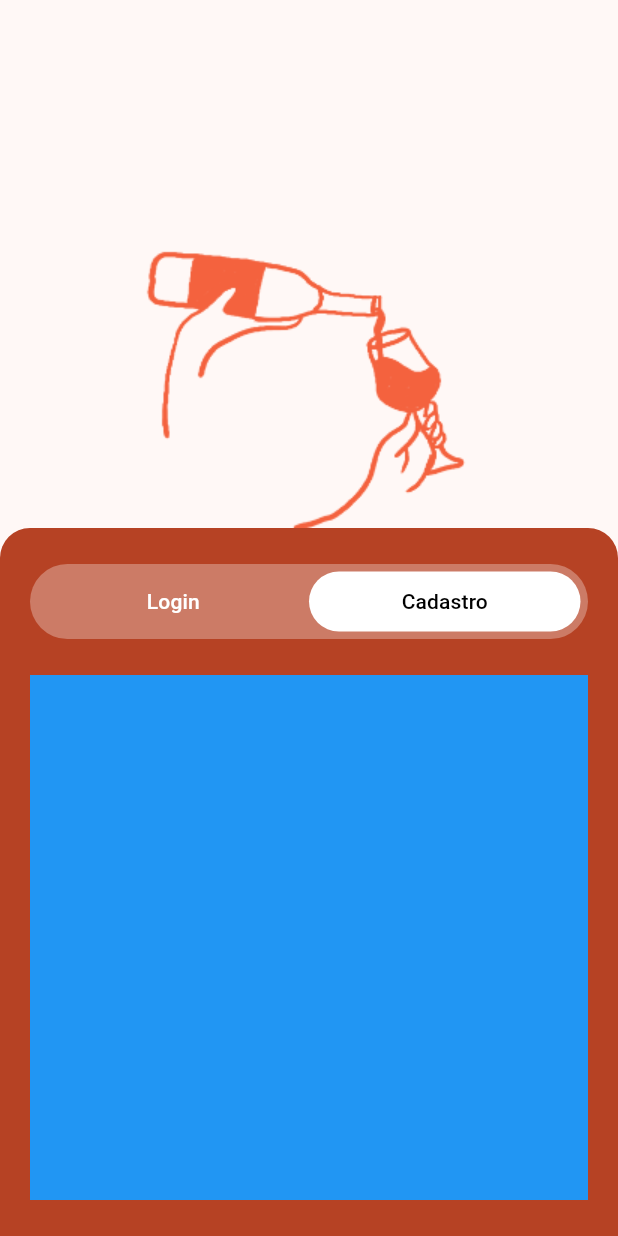
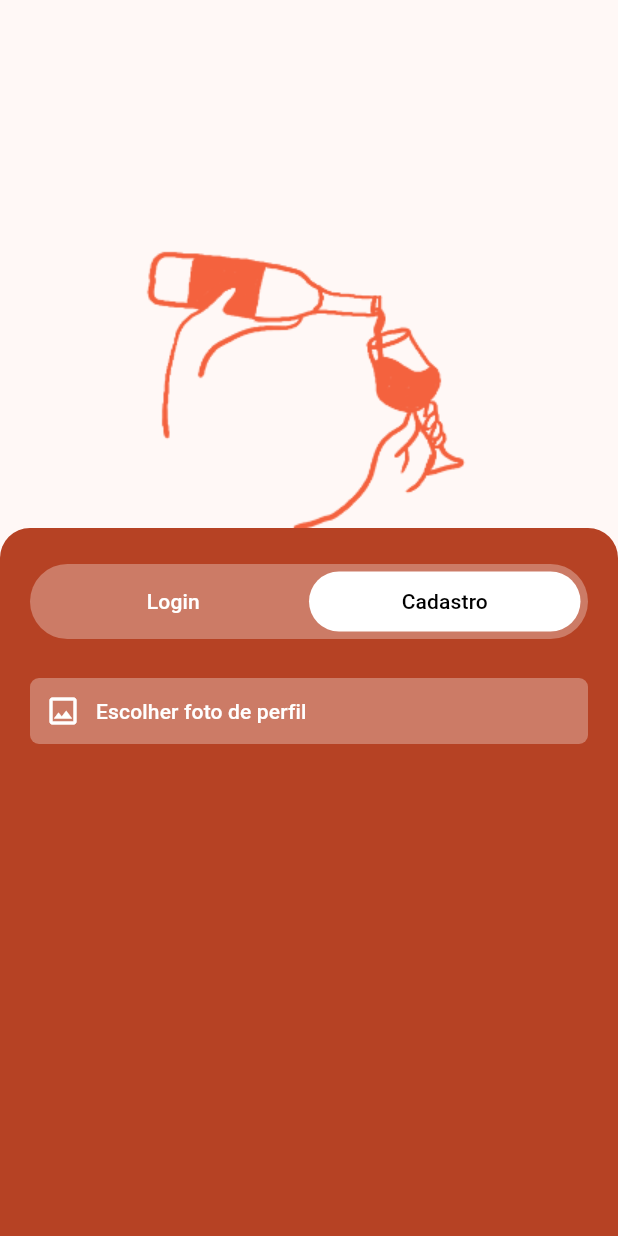
Before and after one commit to ceduardolima/sommelier, a Flutter app: the screen it shows after launch, after a tap on "Cadastro", on a phone screen of 412 x 824 dp. Run offline on Flutter 3.47's test engine with Material 3 defaults, Android fonts, the phone set to English and light mode, and no system bars; our stand-ins replace flutter_form_builder, form_builder_validators, go_router.

Commit message:
Profile image button

```diff
--- a/lib/ui/core/localization/applocalization.dart
+++ b/lib/ui/core/localization/applocalization.dart
@@ -23,6 +23,7 @@ class AppLocalization {
     'forgetPassword': "Esqueceu a senha?",
     'dontHaveAccount': "Não tem uma conta?",
     'signup': "Cadastre-se",
+    'chooseProfileImage': "Escolher foto de perfil",
   };
 
   String get(String label) => _strings[label] ?? '[${label.toUpperCase()}]';
--- a/lib/ui/login/widgets/login_screen.dart
+++ b/lib/ui/login/widgets/login_screen.dart
@@ -1,10 +1,13 @@
+import 'package:flutter/foundation.dart';
 import 'package:flutter/material.dart';
 import 'package:logging/logging.dart';
 import 'package:sommelier/ui/core/static/assets.dart';
 import 'package:sommelier/ui/core/themes/dimens.dart';
+import 'package:sommelier/ui/core/ui/widgets/FlatButton.dart';
 import 'package:sommelier/ui/core/ui/widgets/bottom_sheet_container.dart';
 import 'package:sommelier/ui/login/widgets/login_form.dart';
 import 'package:sommelier/ui/login/widgets/login_switcher.dart';
+import 'package:sommelier/ui/login/widgets/profile_image_button.dart';
 
 class LoginScreen extends StatelessWidget {
   const LoginScreen({super.key});
@@ -80,9 +83,11 @@ class __LoginBottomSheetState extends State<_LoginBottomSheet> {
                     _log.info(value);
                   },
                 ),
-                Container(
-                  constraints: BoxConstraints.expand(),
-                  color: Colors.blue,
+                Column(
+                  mainAxisAlignment: MainAxisAlignment.start,
+                  crossAxisAlignment: CrossAxisAlignment.stretch,
+                  spacing: Dimens.paddingVertical,
+                  children: [ProfileImageButton(onPressed: () {})],
                 ),
               ],
             ),
--- /dev/null
+++ b/lib/ui/login/widgets/profile_image_button.dart
@@ -0,0 +1,39 @@
+import 'package:flutter/material.dart';
+import 'package:sommelier/ui/core/localization/applocalization.dart';
+
+class ProfileImageButton extends StatelessWidget {
+  const ProfileImageButton({super.key, required this.onPressed});
+  final void Function() onPressed;
+
+  @override
+  Widget build(BuildContext context) {
+    return ElevatedButton(
+      style: ElevatedButton.styleFrom(
+        elevation: 0,
+        backgroundColor: Colors.white30,
+        shadowColor: Colors.transparent,
+        padding: EdgeInsets.symmetric(horizontal: 10, vertical: 10),
+        shape: RoundedRectangleBorder(borderRadius: BorderRadius.circular(6)),
+      ),
+      onPressed: onPressed,
+      child: Row(
+        mainAxisAlignment: MainAxisAlignment.start,
+        spacing: 10,
+        children: [
+          Icon(
+            Icons.image_outlined,
+            size: 24,
+            color: Theme.of(context).colorScheme.onPrimary,
+          ),
+          Text(
+            AppLocalization.of(context).get("chooseProfileImage"),
+            style: TextTheme.of(context).titleSmall?.copyWith(
+              color: Theme.of(context).colorScheme.onPrimary,
+              fontWeight: FontWeight.w500,
+            ),
+          ),
+        ],
+      ),
+    );
+  }
+}
```
